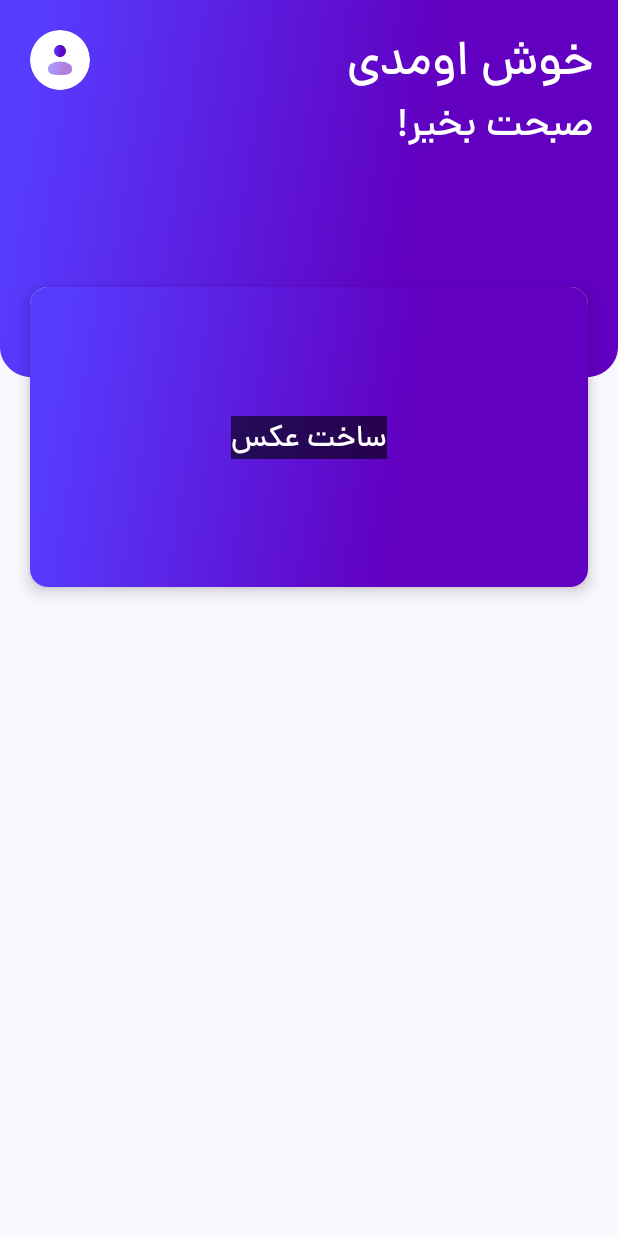
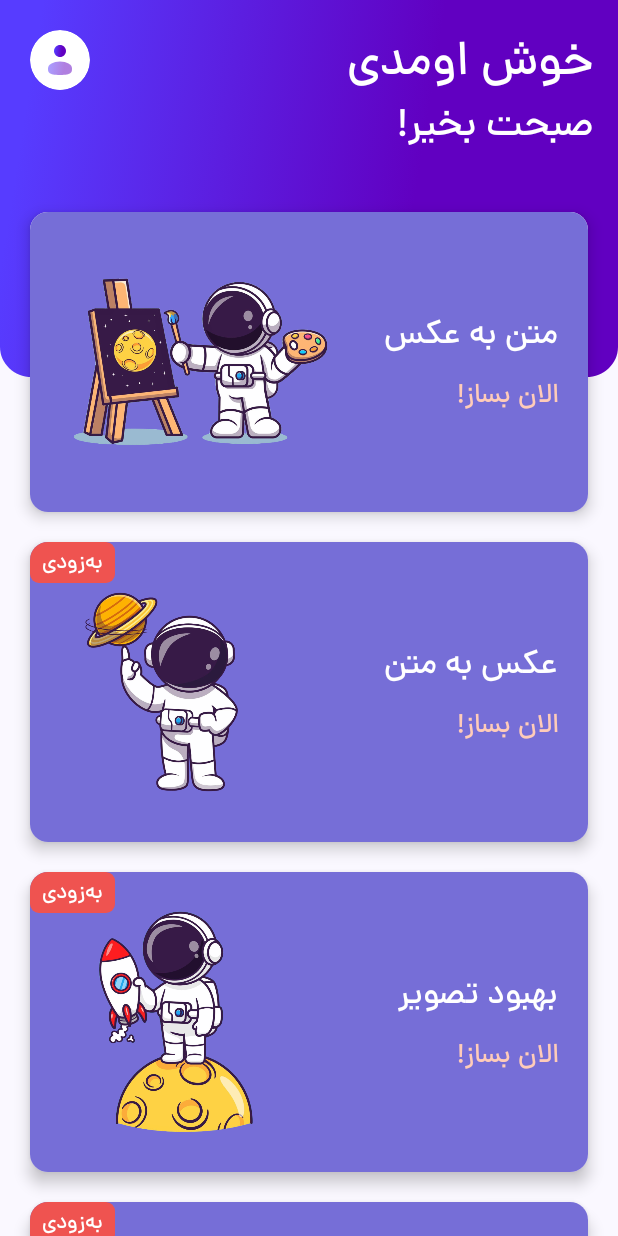
Before and after one commit to amirkordlu/AI-Photo-Generator, an Android app built with Jetpack Compose: the composable MainScreen shown on its own in the app's theme, on a phone screen of 412 x 824 dp. Run offline under Robolectric (Android 15) with nearby library versions, the phone set to English and light mode, and no system bars; libraries missing offline, so code that uses them is left out: dev.burnoo.cokoin; 2 statements that could not run were skipped.

Commit message:
MainScreen Redesigned

```diff
--- a/app/src/main/java/com/amk/photogenerator/ui/features/mainScreen/MainScreen.kt
+++ b/app/src/main/java/com/amk/photogenerator/ui/features/mainScreen/MainScreen.kt
@@ -1,16 +1,19 @@
 package com.amk.photogenerator.ui.features.mainScreen
 
+import android.widget.Toast
 import androidx.compose.foundation.Image
 import androidx.compose.foundation.background
 import androidx.compose.foundation.layout.Arrangement
 import androidx.compose.foundation.layout.Box
 import androidx.compose.foundation.layout.Column
 import androidx.compose.foundation.layout.Row
+import androidx.compose.foundation.layout.Spacer
 import androidx.compose.foundation.layout.fillMaxSize
 import androidx.compose.foundation.layout.fillMaxWidth
 import androidx.compose.foundation.layout.height
 import androidx.compose.foundation.layout.offset
 import androidx.compose.foundation.layout.padding
+import androidx.compose.foundation.layout.width
 import androidx.compose.foundation.rememberScrollState
 import androidx.compose.foundation.shape.RoundedCornerShape
 import androidx.compose.foundation.verticalScroll
@@ -26,6 +29,7 @@ import androidx.compose.ui.Modifier
 import androidx.compose.ui.draw.clip
 import androidx.compose.ui.graphics.Color
 import androidx.compose.ui.layout.ContentScale
+import androidx.compose.ui.platform.LocalContext
 import androidx.compose.ui.res.painterResource
 import androidx.compose.ui.tooling.preview.Preview
 import androidx.compose.ui.unit.dp
@@ -33,6 +37,9 @@ import androidx.compose.ui.unit.sp
 import com.amk.photogenerator.R
 import com.amk.photogenerator.ui.theme.PhotoGeneratorTheme
 import com.amk.photogenerator.ui.theme.Typography
+import com.amk.photogenerator.ui.theme.bodyLargeCard
+import com.amk.photogenerator.ui.theme.bodyMediumCard
+import com.amk.photogenerator.ui.theme.bodySmallCard
 import com.amk.photogenerator.util.MyScreens
 import com.amk.photogenerator.util.getCurrentTime
 import dev.burnoo.cokoin.navigation.getNavController
@@ -52,6 +59,7 @@ fun MainScreenPreview() {
 @Composable
 fun MainScreen() {
     val navigation = getNavController()
+    val context = LocalContext.current
 
     Column(
         modifier = Modifier
@@ -69,10 +77,50 @@ fun MainScreen() {
         MainCard(
             Modifier
                 .align(Alignment.CenterHorizontally)
-                .offset(y = (-60).dp)
-        ) {
-            navigation.navigate(MyScreens.PhotoGeneratorScreen.route)
-        }
+                .offset(y = (-110).dp), {
+                navigation.navigate(MyScreens.PhotoGeneratorScreen.route)
+            }, R.drawable.img_card_create, "متن به عکس", "!الان بساز", false
+        )
+
+        Spacer(modifier = Modifier.padding(vertical = 10.dp))
+
+        MainCard(
+            Modifier
+                .align(Alignment.CenterHorizontally)
+                .offset(y = (-110).dp),
+            {
+                Toast.makeText(context, "به‌زودی این سرویس به نگاره اضافه میشه", Toast.LENGTH_SHORT)
+                    .show()
+            },
+            R.drawable.img_card_ocr,
+            "عکس به متن", "!الان بساز", true
+        )
+
+        Spacer(modifier = Modifier.padding(vertical = 10.dp))
+
+        MainCard(
+            Modifier
+                .align(Alignment.CenterHorizontally)
+                .offset(y = (-110).dp), {
+                Toast.makeText(context, "به‌زودی این سرویس به نگاره اضافه میشه", Toast.LENGTH_SHORT)
+                    .show()
+            },
+            R.drawable.img_card_enhance,
+            "بهبود تصویر", "!الان بساز", true
+        )
+
+        Spacer(modifier = Modifier.padding(vertical = 10.dp))
+
+        MainCard(
+            Modifier
+                .align(Alignment.CenterHorizontally)
+                .offset(y = (-110).dp), {
+                Toast.makeText(context, "به‌زودی این سرویس به نگاره اضافه میشه", Toast.LENGTH_SHORT)
+                    .show()
+            },
+            R.drawable.img_card_change,
+            "تغییر چهره", "!الان بساز", true
+        )
 
     }
 
@@ -135,7 +183,14 @@ fun MainToolbar(onProfileClicked: () -> Unit) {
 
 @OptIn(ExperimentalMaterial3Api::class)
 @Composable
-fun MainCard(modifier: Modifier = Modifier, onCardClicked: () -> Unit) {
+fun MainCard(
+    modifier: Modifier = Modifier,
+    onCardClicked: () -> Unit,
+    cardImage: Int,
+    mainTextCard: String,
+    secondaryTextCard: String,
+    isSoon: Boolean
+) {
     ElevatedCard(
         elevation = CardDefaults.cardElevation(
             defaultElevation = 6.dp
@@ -147,21 +202,52 @@ fun MainCard(modifier: Modifier = Modifier, onCardClicked: () -> Unit) {
         onClick = { onCardClicked.invoke() }
     ) {
         Box(modifier = Modifier.fillMaxSize()) {
+
             Image(
-                painter = painterResource(R.drawable.main_rectangle),
+                painter = painterResource(cardImage),
                 contentDescription = null,
                 contentScale = ContentScale.Crop,
                 modifier = Modifier.fillMaxSize()
             )
-            Text(
-                text = "ساخت عکس",
-                style = Typography.bodyLarge,
-                color = Color.White,
+
+            Column(
                 modifier = Modifier
-                    .align(Alignment.Center)
-                    .padding(16.dp)
-                    .background(Color.Black.copy(alpha = 0.6f))
-            )
+                    .fillMaxSize()
+                    .padding(end = 20.dp),
+                verticalArrangement = Arrangement.Center,
+                horizontalAlignment = Alignment.End,
+            ) {
+
+                Text(
+                    text = mainTextCard,
+                    style = bodyLargeCard
+                )
+
+                Spacer(modifier = Modifier.padding(vertical = 6.dp))
+
+                Text(
+                    text = secondaryTextCard,
+                    style = bodyMediumCard
+                )
+            }
+
+            if (isSoon) {
+                Box(
+                    modifier =
+                    Modifier
+                        .background(
+                            color = Color(0xFFEF5350),
+                            shape = RoundedCornerShape(size = 6.dp)
+                        )
+                        .padding(start = 8.dp, top = 3.dp, end = 8.dp, bottom = 4.dp)
+                ) {
+                    Text(
+                        "به‌زودی",
+                        style = bodySmallCard
+                    )
+
+                }
+            }
         }
     }
 }
--- /dev/null
+++ b/app/src/main/res/drawable/ic_majic.xml
@@ -0,0 +1,5 @@
+<vector xmlns:android="http://schemas.android.com/apk/res/android" android:height="24dp" android:tint="#FFFFFF" android:viewportHeight="24" android:viewportWidth="24" android:width="24dp">
+
+    <path android:fillColor="@android:color/white" android:pathData="M19,9l1.25,-2.75L23,5l-2.75,-1.25L19,1l-1.25,2.75L15,5l2.75,1.25L19,9zM11.5,9.5L9,4 6.5,9.5 1,12l5.5,2.5L9,20l2.5,-5.5L17,12l-5.5,-2.5zM19,15l-1.25,2.75L15,19l2.75,1.25L19,23l1.25,-2.75L23,19l-2.75,-1.25L19,15z"/>
+
+</vector>
```
Also changed, not shown: app/src/main/java/com/amk/photogenerator/ui/features/photoGeneratorScreen/PhotoGeneratorScreen.kt (+6 -11 lines), app/src/main/java/com/amk/photogenerator/ui/theme/Type.kt (+24 -0 lines), app/src/main/res/drawable/ic_arrowleft.xml (added, +9 -0 lines), app/src/main/res/drawable/img_card_change.png (added), app/src/main/res/drawable/img_card_create.png (added), app/src/main/res/drawable/img_card_enhance.png (added), app/src/main/res/drawable/img_card_ocr.png (added).
